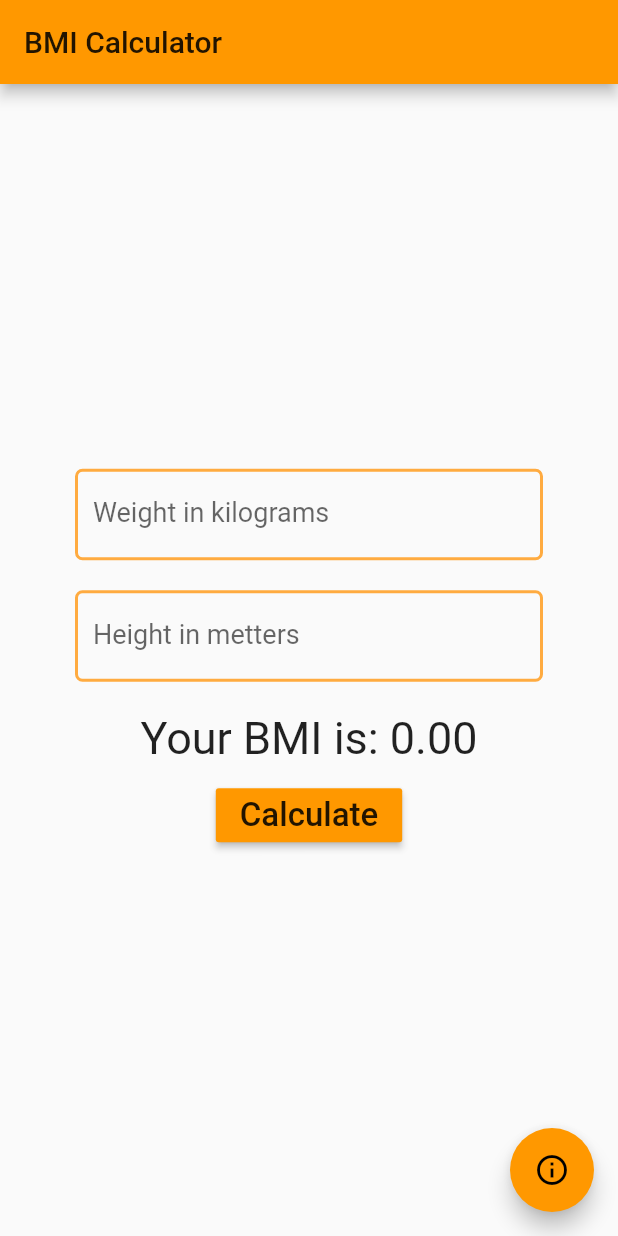
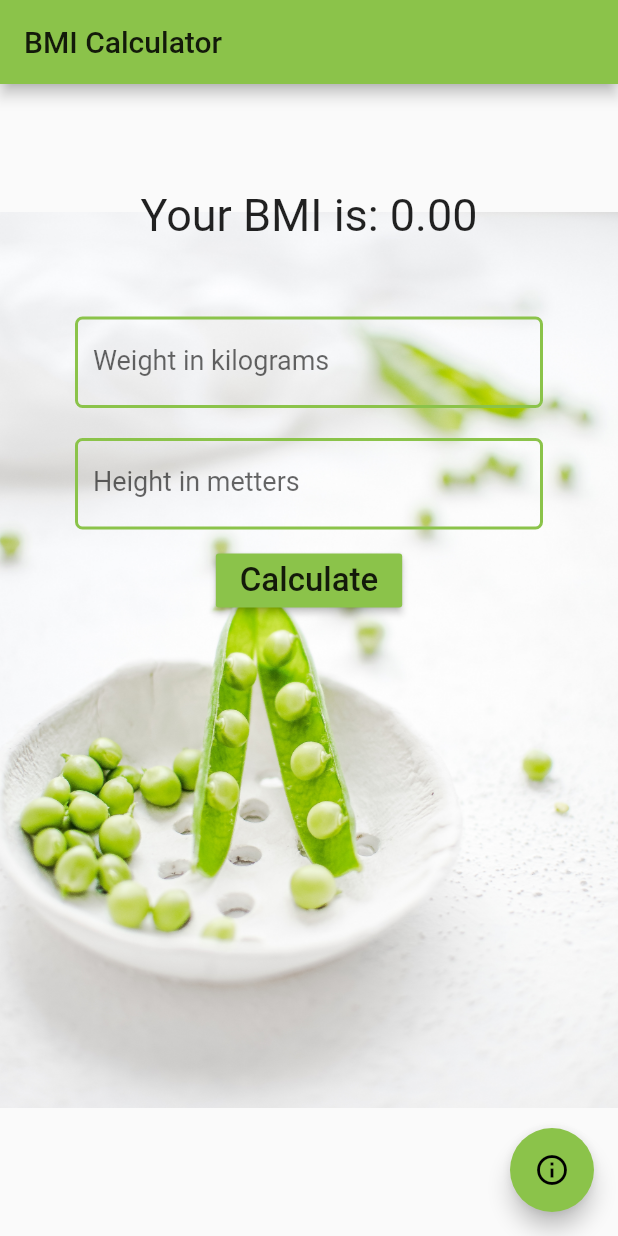
Before and after one commit to MadTiger2409/BMI-Flutter-App, a Flutter app: the screen it shows after launch, on a phone screen of 412 x 824 dp. Run offline on Flutter 3.47's test engine with Material 2 defaults, Android fonts, the phone set to English and light mode, and no system bars.

```diff
--- a/flutter_app/lib/main.dart
+++ b/flutter_app/lib/main.dart
@@ -11,17 +11,9 @@ class MyApp extends StatelessWidget {
       title: 'Fit App',
       debugShowCheckedModeBanner: false,
       theme: ThemeData(
-        primarySwatch: Colors.orange,
+        primarySwatch: Colors.lightGreen,
       ),
-      home: Container(
-        decoration: BoxDecoration(
-          image: DecorationImage(
-            image: AssetImage('assets/images/background.png'),
-            fit: BoxFit.fill,
-          ),
-        ),
-        child: MyHomePage(title: 'BMI Calculator'),
-      ),
+      home: MyHomePage(title: 'BMI Calculator'),
     );
   }
 }
--- a/flutter_app/lib/pages/home/heightInput.dart
+++ b/flutter_app/lib/pages/home/heightInput.dart
@@ -1,10 +1,9 @@
 import 'package:flutter/material.dart';
 
 class HeightInput extends StatelessWidget {
-
   final TextEditingController heightController;
 
-  HeightInput({Key key, this.heightController}) :super(key: key);
+  HeightInput({Key key, this.heightController}) : super(key: key);
 
   @override
   Widget build(BuildContext context) {
@@ -19,13 +18,11 @@ class HeightInput extends StatelessWidget {
           labelText: 'Height in metters',
           hintText: 'e.g.: 1.68',
           focusedBorder: OutlineInputBorder(
-            borderSide:
-                BorderSide(color: Colors.deepOrangeAccent, width: 2.0),
+            borderSide: BorderSide(color: Colors.green, width: 2.0),
             borderRadius: BorderRadius.all(Radius.circular(5.0)),
           ),
           enabledBorder: OutlineInputBorder(
-            borderSide:
-                BorderSide(color: Colors.orangeAccent, width: 2.0),
+            borderSide: BorderSide(color: Colors.lightGreen, width: 2.0),
             borderRadius: BorderRadius.all(Radius.circular(5.0)),
           ),
         ),
--- a/flutter_app/lib/pages/home/myHomePageState.dart
+++ b/flutter_app/lib/pages/home/myHomePageState.dart
@@ -37,19 +37,25 @@ class MyHomePageState extends State<MyHomePage> {
 
   @override
   Widget build(BuildContext context) {
-    return Scaffold(
+    return Stack(
+      children: <Widget>[
+        Scaffold(
           appBar: AppBar(
             title: Text(widget.title),
           ),
           body: Container(
+            decoration: BoxDecoration(
+              image: DecorationImage(
+                image: AssetImage('assets/images/background.jpg'),
+                fit: BoxFit.contain,
+              ),
+            ),
             padding: EdgeInsets.all(50.0),
             child: Column(
-          mainAxisAlignment: MainAxisAlignment.center,
+              mainAxisAlignment: MainAxisAlignment.start,
               children: <Widget>[
-            WeightInput(weightController: weightController),
-            HeightInput(heightController: heightController),
                 Container(
-              margin: EdgeInsets.only(top: 20.00),
+                  margin: EdgeInsets.only(bottom: 50.00, top: 20.00),
                   child: Text(
                     'Your BMI is: ${_bmi.toStringAsFixed(2)}',
                     style: TextStyle(
@@ -57,10 +63,12 @@ class MyHomePageState extends State<MyHomePage> {
                     ),
                   ),
                 ),
+                WeightInput(weightController: weightController),
+                HeightInput(heightController: heightController),
                 Container(
                   margin: EdgeInsets.only(top: 10.0),
                   child: RaisedButton(
-                color: Colors.orange,
+                    color: Colors.lightGreen,
                     child: Text(
                       'Calculate',
                       style: TextStyle(
@@ -78,6 +86,8 @@ class MyHomePageState extends State<MyHomePage> {
             tooltip: 'Info',
             child: Icon(Icons.info_outline),
           ),
+        ),
+      ],
     );
   }
 }
--- a/flutter_app/lib/pages/home/weightInput.dart
+++ b/flutter_app/lib/pages/home/weightInput.dart
@@ -4,7 +4,7 @@ import 'package:flutter/widgets.dart';
 class WeightInput extends StatelessWidget {
   final TextEditingController weightController;
 
-  WeightInput({Key key, this.weightController}) :super(key: key);
+  WeightInput({Key key, this.weightController}) : super(key: key);
 
   @override
   Widget build(BuildContext context) {
@@ -18,13 +18,11 @@ class WeightInput extends StatelessWidget {
           labelText: 'Weight in kilograms',
           hintText: 'e.g.: 80',
           focusedBorder: OutlineInputBorder(
-            borderSide:
-                BorderSide(color: Colors.deepOrangeAccent, width: 2.0),
+            borderSide: BorderSide(color: Colors.green, width: 2.0),
             borderRadius: BorderRadius.all(Radius.circular(5.0)),
           ),
           enabledBorder: OutlineInputBorder(
-            borderSide:
-                BorderSide(color: Colors.orangeAccent, width: 2.0),
+            borderSide: BorderSide(color: Colors.lightGreen, width: 2.0),
             borderRadius: BorderRadius.all(Radius.circular(5.0)),
           ),
         ),
--- a/flutter_app/pubspec.yaml
+++ b/flutter_app/pubspec.yaml
@@ -42,7 +42,7 @@ flutter:
 
   # To add assets to your application, add an assets section, like this:
   assets:
-    - assets/images/background.png
+    - assets/images/background.jpg
 
   # An image asset can refer to one or more resolution-specific "variants", see
   # https://flutter.dev/assets-and-images/#resolution-aware.
```
Also changed, not shown: flutter_app/assets/images/background.jpg (renamed from flutter_app/assets/images/background.png). Lines whose indentation alone changed are shown as unchanged.
